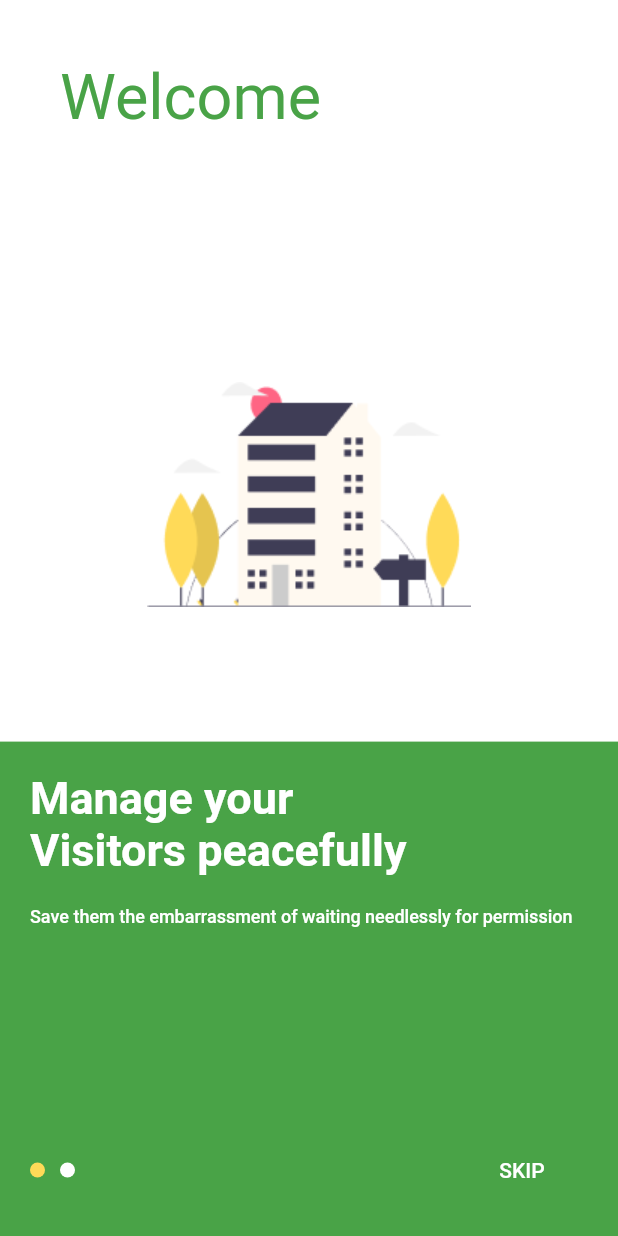
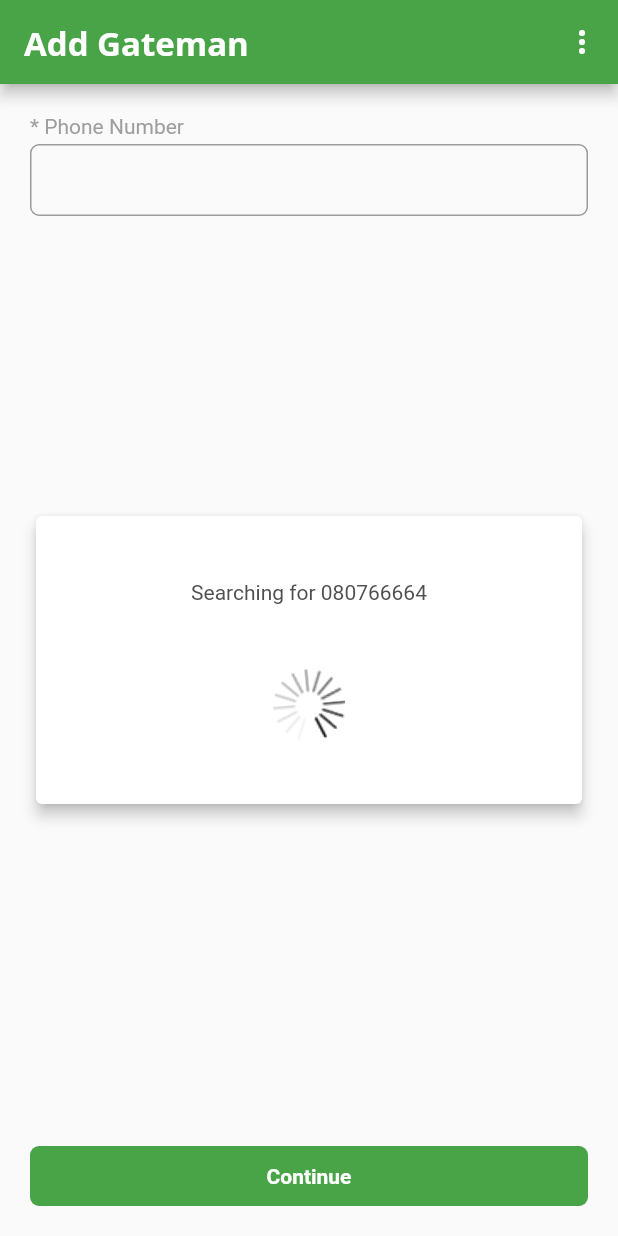
Before and after one commit to hngi/flutter-gateApp., a Flutter app: the screen it shows after launch, on a phone screen of 412 x 824 dp. Run offline on Flutter 3.47's test engine with Material 2 defaults, Android fonts, the phone set to English and light mode, and no system bars; our stand-ins replace flutter_screenutil, material_design_icons_flutter; missing offline and left inert: qr_mobile_vision.

Commit message:
resident notification responsive and add gateman

```diff
--- a/lib/main.dart
+++ b/lib/main.dart
@@ -1,4 +1,5 @@
 import 'package:flutter/material.dart';
+import 'package:gateapp/pages/resident/add_gateman/add_gateman_detail.dart';
 import 'package:gateapp/utils/colors.dart';
 import 'package:gateapp/routes/routes.dart';
 import 'package:provider/provider.dart';
@@ -29,7 +30,7 @@ class GateMan extends StatelessWidget {
           fontFamily: 'OpenSans',
         ),
         debugShowCheckedModeBanner: false,
-        // home: AddVisitor(),
+        home: AddGateManDetail(),
       ),
     );
   }
--- a/lib/pages/Pager/pager.dart
+++ b/lib/pages/Pager/pager.dart
@@ -22,7 +22,7 @@ class _MainPagerState extends State<MainPager> {
   final PageController _controller = PageController();
   final List<String> pagerMessages = [
     'Manage your\nVisitors peacefully',
-    'Deny access to\nunwanted visitors'
+    'Deny access to unwanted visitors'
   ];
 
   final List<String> pagerSubMessages = [
--- a/lib/pages/notification_resident.dart
+++ b/lib/pages/notification_resident.dart
@@ -14,6 +14,7 @@ class NotificationResident extends StatelessWidget {
         padding: EdgeInsets.symmetric(horizontal: 5.0, vertical: 20.0),
         children: <Widget>[
           Row(
+            mainAxisAlignment: MainAxisAlignment.spaceBetween,
             children: <Widget>[
               Container(
                 padding: EdgeInsets.only(top: 10.0, left: 20.0),
@@ -28,11 +29,14 @@ class NotificationResident extends StatelessWidget {
               ),
               Container(
                 padding: EdgeInsets.only(top: 10.0, left: 160.0),
-                child: Text(
-                  'Mark all as read',
-                  style: TextStyle(
-                    fontSize: 14.0,
-                    color: GateManColors.textColor,
+                child: Padding(
+                  padding: const EdgeInsets.only(right:8.0),
+                  child: Text(
+                    'Mark all as read',
+                    style: TextStyle(
+                      fontSize: 14.0,
+                      color: GateManColors.textColor,
+                    ),
                   ),
                 ),
               ),
@@ -41,6 +45,7 @@ class NotificationResident extends StatelessWidget {
           InkWell(
             onTap: (){Navigator.pushNamed(context, '/visitor-profile');},
                       child: Row(
+                        mainAxisAlignment: MainAxisAlignment.spaceBetween,
               children: <Widget>[
                 Container(
                   padding: EdgeInsets.only(top: 10.0, left: 20.0),
@@ -125,6 +130,7 @@ class NotificationResident extends StatelessWidget {
             ],
           ),
           Row(
+            mainAxisAlignment: MainAxisAlignment.spaceBetween,
             children: <Widget>[
 
               Container(
--- /dev/null
+++ b/lib/pages/resident/add_gateman/add_gateman_detail.dart
@@ -0,0 +1,105 @@
+import 'package:flutter/material.dart';
+import 'package:flutter_screenutil/flutter_screenutil.dart';
+import 'package:gateapp/pages/resident/add_gateman/widgets/progress_loader.dart';
+import 'package:gateapp/utils/colors.dart';
+import 'package:gateapp/utils/helpers.dart';
+import 'dart:async';
+import 'package:gateapp/widgets/CustomInputField/custom_input_field.dart';
+
+enum AddGateManDetailStatus {
+    NONE, SEARCHING, MESSAGE_SENT, AWAITING_CONFIRMATION
+}
+
+class AddGateManDetail extends StatefulWidget{
+
+  @override
+  _AddGateManDetailState createState() => _AddGateManDetailState();
+}
+
+class _AddGateManDetailState extends State<AddGateManDetail> with SingleTickerProviderStateMixin {
+  TextEditingController _textEditingController;
+  double angle;
+  AddGateManDetailStatus loadingState = AddGateManDetailStatus.NONE;
+  @override
+  void initState(){
+    super.initState();
+    _textEditingController = TextEditingController(text: '');
+
+
+     }
+
+
+
+  @override
+  Widget build(BuildContext context) {
+
+    return Scaffold(
+      appBar: GateManHelpers.appBar(context, 'Add Gateman'),
+      body: Stack(
+              children: <Widget>[Column(
+          mainAxisSize: MainAxisSize.max,
+          mainAxisAlignment: MainAxisAlignment.spaceBetween,
+          crossAxisAlignment: CrossAxisAlignment.stretch,
+          children: <Widget>[
+            Padding(
+              padding: const EdgeInsets.all(20.0),
+              child: Column(
+                crossAxisAlignment: CrossAxisAlignment.start,
+                children: <Widget>[
+                  Text('* Phone Number',style:TextStyle(color: Colors.grey)),
+                  Padding(
+                    padding: const EdgeInsets.only(top:4),
+                    child: CustomInputField(hint: '', keyboardType: TextInputType.phone, prefix: null,
+              textEditingController: _textEditingController,
+
+              ),
+                  )
+                ],
+              ),
+            ),
+
+            Container(
+              height: 40,
+              margin: EdgeInsets.all(20),
+              child: FlatButton(child: Text('Continue',style: TextStyle(color: Colors.white,fontWeight: FontWeight.bold),), onPressed: () {
+
+                            //  Future.delayed(Duration(seconds: 2),(){
+
+                            //  });
+                           },
+                           color: GateManColors.primaryColor,
+                           shape: RoundedRectangleBorder(borderRadius: BorderRadius.circular(6)),
+
+                           ),
+                         )
+                       ],
+                     ),
+                     Center(
+                                            child: Container(
+          child: new Container(
+            margin: EdgeInsets.only(left: 20,right: 20),
+
+            height: 200.0,
+            width: MediaQuery.of(context).size.width,
+            child: Card(
+              color: Colors.white,
+              elevation: 4.0,
+              child: Column(
+                mainAxisAlignment: MainAxisAlignment.spaceEvenly,
+                children: <Widget>[Text('Searching for ' + '080766664'),ProgressLoader()],
+
+              ),
+            ),
+          ),
+        ),
+                     )
+              ]),
+                 );
+               }
+
+               void setLoadingState(AddGateManDetailStatus status) {
+                 setState((){
+                    loadingState = status;
+                 });
+               }
+}
--- /dev/null
+++ b/lib/pages/resident/add_gateman/widgets/progress_loader.dart
@@ -0,0 +1,62 @@
+import 'package:flutter/material.dart';
+import 'package:flutter_screenutil/flutter_screenutil.dart';
+import 'package:gateapp/utils/colors.dart';
+import 'package:gateapp/utils/helpers.dart';
+import 'package:gateapp/widgets/CustomInputField/custom_input_field.dart';
+
+
+
+class ProgressLoader extends StatefulWidget{
+  @override
+  _ProgressLoaderState createState() => _ProgressLoaderState();
+}
+
+class _ProgressLoaderState extends State<ProgressLoader> with SingleTickerProviderStateMixin {
+
+  AnimationController loadingAnimationController;
+  Animation<double> tweenAnimation;
+
+
+  @override
+  void dispose(){
+    loadingAnimationController.dispose();
+    super.dispose();
+  }
+  @override
+  void initState(){
+
+    super.initState();
+    loadingAnimationController = AnimationController(vsync: this,duration: Duration(milliseconds: 2000));
+    tweenAnimation = Tween(begin: 0.0,end: 360.0).animate(loadingAnimationController)
+    ..addListener((){
+      print(tweenAnimation.value);
+      setState((){
+
+      });
+    });
+
+    tweenAnimation.addStatusListener((status){
+      print(status);
+      setState(() {
+        if (status == AnimationStatus.completed){
+          loadingAnimationController.reverse();
+        } else if(status == AnimationStatus.dismissed){
+          loadingAnimationController.forward();
+        }
+
+      });
+
+    });
+
+    loadingAnimationController.forward();
+
+  }
+
+
+  @override
+  Widget build(BuildContext context) {
+     print(tweenAnimation.value);
+    // TODO: implement build
+    return Transform.rotate(angle: tweenAnimation.value,child: Image.asset('assets/images/add_gateman_detail_loading.png'));
+  }
+}
--- a/lib/routes/routes.dart
+++ b/lib/routes/routes.dart
@@ -6,6 +6,7 @@ import 'package:gateapp/pages/Pager/pager.dart';
 import 'package:gateapp/pages/add_gateman.dart';
 import 'package:gateapp/pages/add_visitor.dart';
 import 'package:gateapp/pages/notification_resident.dart';
+import 'package:gateapp/pages/resident/add_gateman/add_gateman_detail.dart';
 import 'package:gateapp/pages/visitor_profile.dart';
 import 'package:gateapp/pages/edit_info.dart';
 import 'package:gateapp/pages/edit_profile.dart';
@@ -148,6 +149,9 @@ class Routes {
 
       case '/resident-notifications':
         return MaterialPageRoute(builder: (context) => NotificationResident());
+
+      case '/add-gateman-detail':
+        return MaterialPageRoute(builder: (context) => AddGateManDetail());
       default:
         return MaterialPageRoute(
           builder: (context) => Scaffold(
```
Also changed, not shown: assets/images/add_gateman_detail_loading.png (added).
